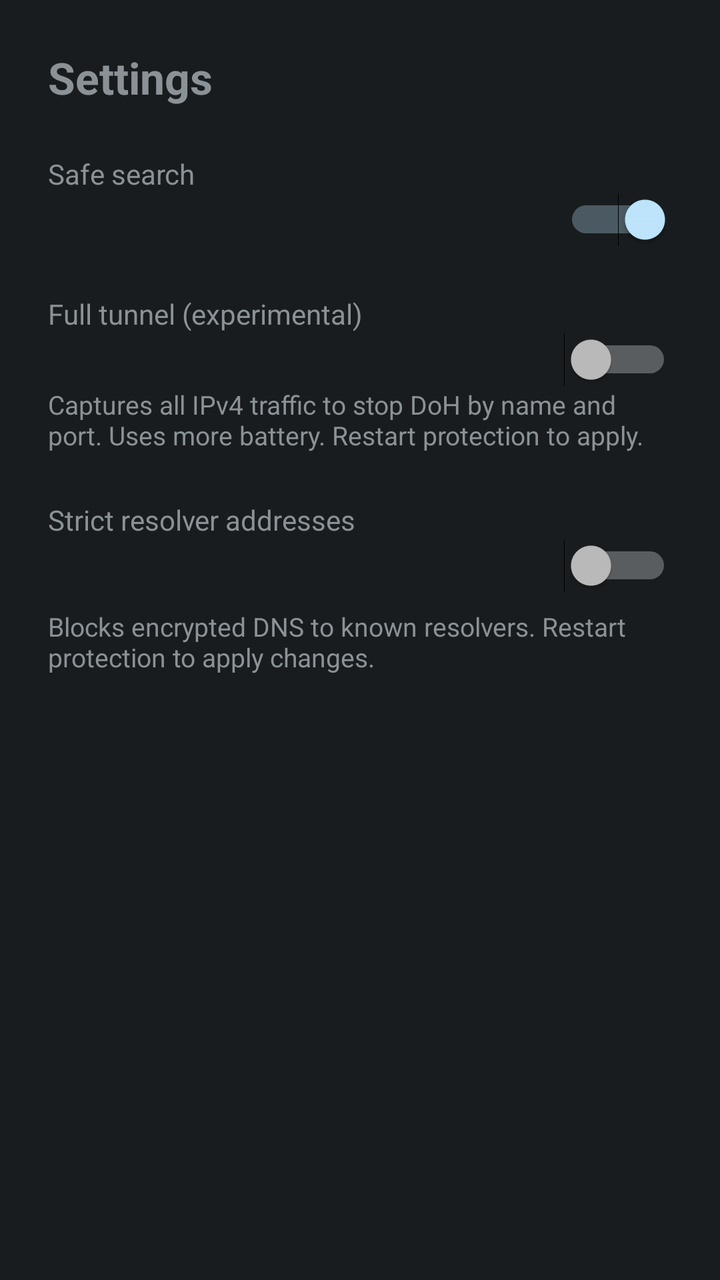
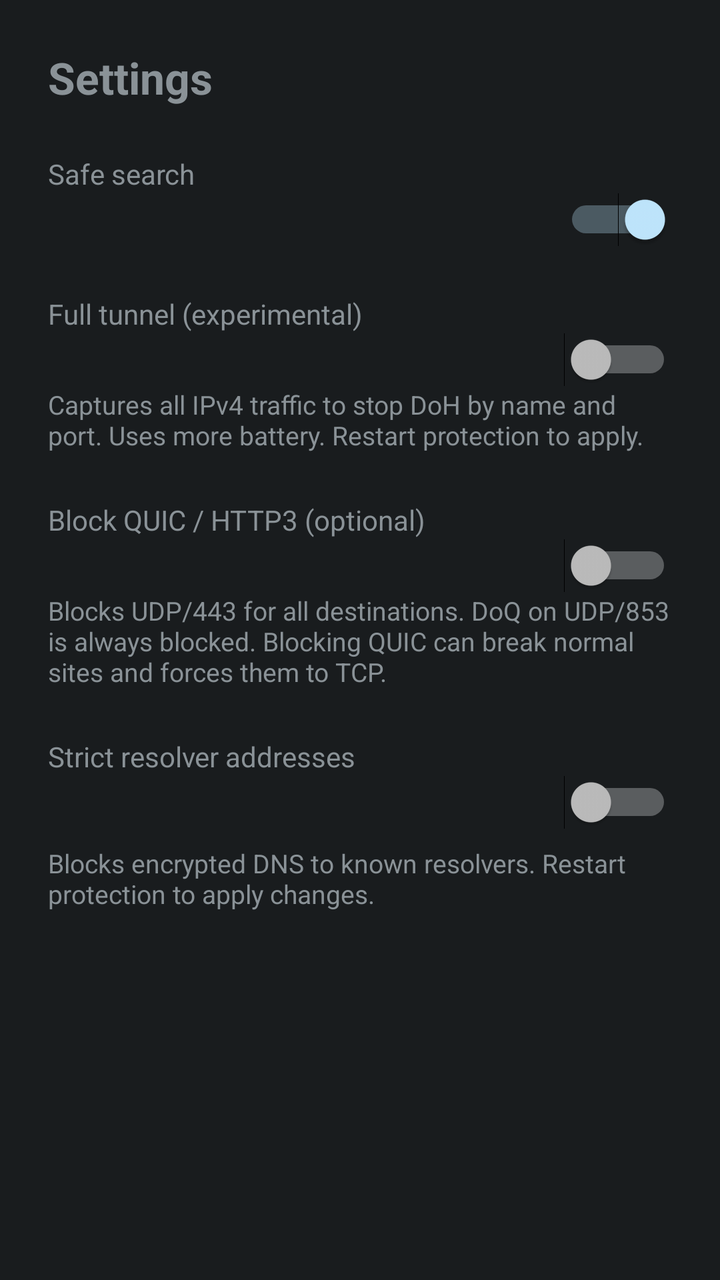

Compare the two renders of this Android layout. The source of the first and the diff that turns it into the second are given below.
<!-- AndroidManifest.xml: application theme android:Theme.DeviceDefault -->
<!-- res/layout/activity_settings.xml -->
<?xml version="1.0" encoding="utf-8"?>
<LinearLayout xmlns:android="http://schemas.android.com/apk/res/android"
    android:layout_width="match_parent"
    android:layout_height="match_parent"
    android:orientation="vertical"
    android:padding="24dp">

    <TextView
        android:layout_width="match_parent"
        android:layout_height="wrap_content"
        android:text="@string/settings"
        android:textSize="22sp"
        android:textStyle="bold" />

    <TextView
        android:layout_width="match_parent"
        android:layout_height="wrap_content"
        android:layout_marginTop="24dp"
        android:text="@string/safe_search_label" />

    <Switch
        android:id="@+id/safeSearchSwitch"
        android:layout_width="match_parent"
        android:layout_height="wrap_content"
        android:checked="true" />

    <TextView
        android:layout_width="match_parent"
        android:layout_height="wrap_content"
        android:layout_marginTop="24dp"
        android:text="@string/full_tunnel_label" />

    <Switch
        android:id="@+id/fullTunnelSwitch"
        android:layout_width="match_parent"
        android:layout_height="wrap_content" />

    <TextView
        android:layout_width="match_parent"
        android:layout_height="wrap_content"
        android:text="@string/full_tunnel_hint"
        android:textSize="13sp" />

    <TextView
        android:layout_width="match_parent"
        android:layout_height="wrap_content"
        android:layout_marginTop="24dp"
        android:text="@string/strict_resolver_label" />

    <Switch
        android:id="@+id/strictResolverSwitch"
        android:layout_width="match_parent"
        android:layout_height="wrap_content" />

    <TextView
        android:layout_width="match_parent"
        android:layout_height="wrap_content"
        android:layout_marginTop="8dp"
        android:text="@string/strict_resolver_hint"
        android:textSize="13sp" />

</LinearLayout>
<!-- resources referenced by this layout -->
<resources>
  <string name="full_tunnel_hint">Captures all IPv4 traffic to stop DoH by name and port. Uses more battery. Restart protection to apply.</string>
  <string name="full_tunnel_label">Full tunnel (experimental)</string>
  <string name="safe_search_label">Safe search</string>
  <string name="settings">Settings</string>
  <string name="strict_resolver_hint">Blocks encrypted DNS to known resolvers. Restart protection to apply changes.</string>
  <string name="strict_resolver_label">Strict resolver addresses</string>
</resources>

<!-- the commit's change to res/layout/activity_settings.xml (unified diff, before → after) -->
@@ -45,6 +45,23 @@
         android:layout_width="match_parent"
         android:layout_height="wrap_content"
         android:layout_marginTop="24dp"
+        android:text="@string/block_quic_label" />
+
+    <Switch
+        android:id="@+id/blockQuicSwitch"
+        android:layout_width="match_parent"
+        android:layout_height="wrap_content" />
+
+    <TextView
+        android:layout_width="match_parent"
+        android:layout_height="wrap_content"
+        android:text="@string/block_quic_hint"
+        android:textSize="13sp" />
+
+    <TextView
+        android:layout_width="match_parent"
+        android:layout_height="wrap_content"
+        android:layout_marginTop="24dp"
         android:text="@string/strict_resolver_label" />
 
     <Switch
<!-- resource entries referenced after the edit -->
@@ -1,5 +1,7 @@
 <!-- resources referenced by this layout -->
 <resources>
+  <string name="block_quic_hint">Blocks UDP/443 for all destinations. DoQ on UDP/853 is always blocked. Blocking QUIC can break normal sites and forces them to TCP.</string>
+  <string name="block_quic_label">Block QUIC / HTTP3 (optional)</string>
   <string name="full_tunnel_hint">Captures all IPv4 traffic to stop DoH by name and port. Uses more battery. Restart protection to apply.</string>
   <string name="full_tunnel_label">Full tunnel (experimental)</string>
   <string name="safe_search_label">Safe search</string>
